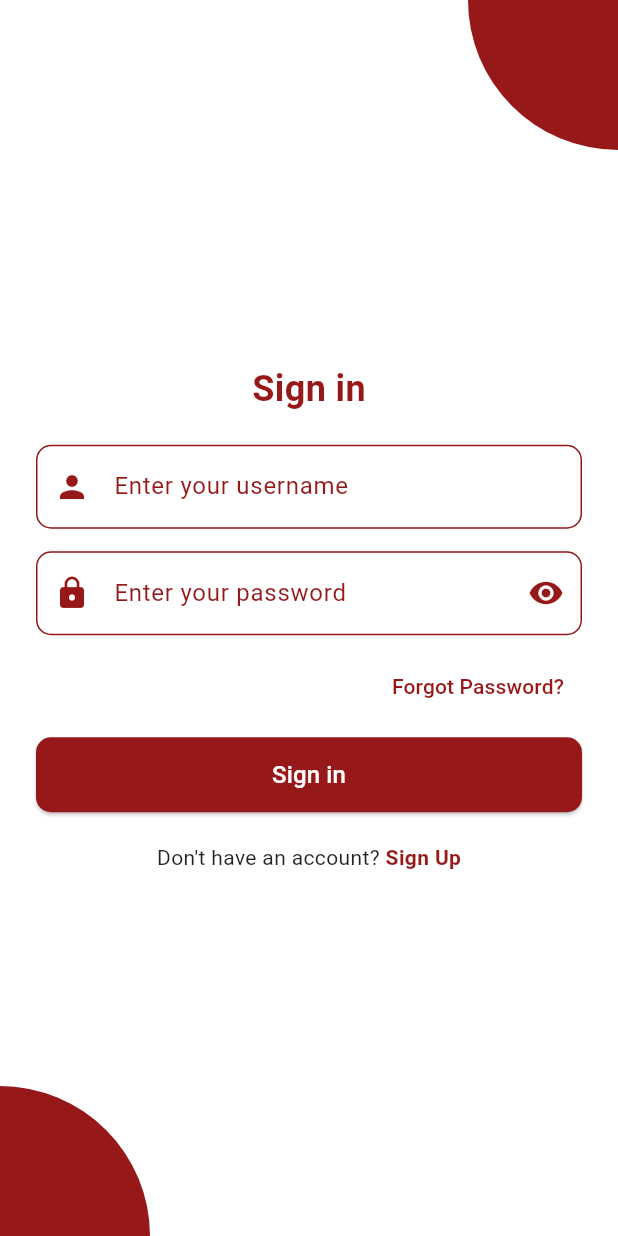
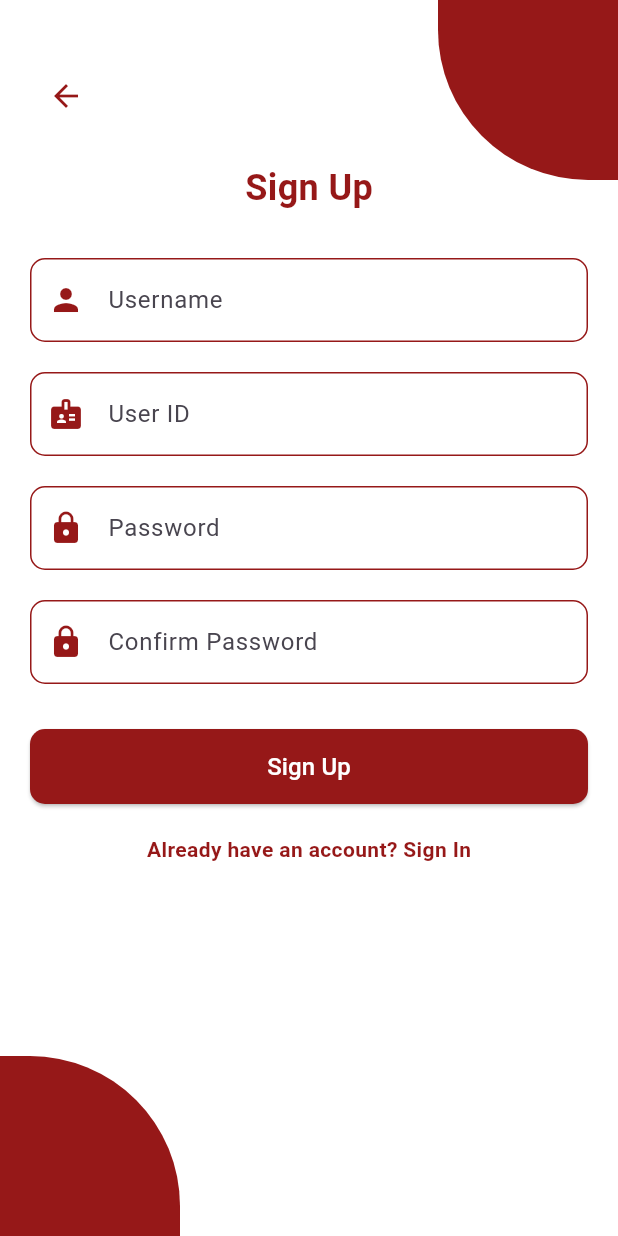
Before and after one commit to EddyKubwimana/ashesi_meal_plan, a Flutter app: the screen it shows after launch, on a phone screen of 412 x 824 dp. Run offline on Flutter 3.47's test engine with Material 3 defaults, Android fonts, the phone set to English and light mode, and no system bars.

Commit message:
updating the register screen

```diff
--- a/lib/main.dart
+++ b/lib/main.dart
@@ -15,11 +15,11 @@
   Widget build(BuildContext context) {
     return MaterialApp(
       title: 'Meal Plan',
-      theme: AppTheme.lightTheme, // Apply light theme
-      darkTheme: AppTheme.darkTheme, // Apply dark theme
-      themeMode: ThemeMode.system, // Auto switch based on device settings
-      home: const SignInScreen(), // Correct placement of home
-      debugShowCheckedModeBanner: false, // Optional: Removes debug banner
+      theme: AppTheme.lightTheme,
+      darkTheme: AppTheme.darkTheme,
+      themeMode: ThemeMode.system,
+      home: const SignUpScreen(),
+      debugShowCheckedModeBanner: false,
     );
   }
 }
--- a/lib/screens/register.dart
+++ b/lib/screens/register.dart
@@ -0,0 +1,131 @@
+import 'package:flutter/material.dart';
+import 'package:ashesi_meal_plan/repositories/theme.dart';
+
+class SignUpScreen extends StatelessWidget {
+  const SignUpScreen({super.key});
+
+  @override
+  Widget build(BuildContext context) {
+    return Scaffold(
+      backgroundColor: Colors.white,
+      body: Stack(
+        children: [
+          // Background Decorations
+          Positioned(
+            top: 0,
+            right: 0,
+            child: Container(
+              width: 120,
+              height: 120,
+              decoration: BoxDecoration(
+                color: AppTheme.primaryColor,
+                borderRadius: const BorderRadius.only(
+                  bottomLeft: Radius.circular(100),
+                ),
+              ),
+            ),
+          ),
+          Positioned(
+            bottom: 0,
+            left: 0,
+            child: Container(
+              width: 120,
+              height: 120,
+              decoration: BoxDecoration(
+                color: AppTheme.primaryColor,
+                borderRadius: const BorderRadius.only(
+                  topRight: Radius.circular(100),
+                ),
+              ),
+            ),
+          ),
+          Padding(
+            padding: const EdgeInsets.symmetric(horizontal: 20, vertical: 40),
+            child: Column(
+              crossAxisAlignment: CrossAxisAlignment.start,
+              children: [
+                IconButton(
+                  icon: Icon(Icons.arrow_back, color: AppTheme.primaryColor),
+                  onPressed: () => Navigator.pop(context),
+                ),
+                const SizedBox(height: 20),
+                Center(
+                  child: Text(
+                    'Sign Up',
+                    style: TextStyle(
+                      fontSize: 24,
+                      fontWeight: FontWeight.bold,
+                      color: AppTheme.primaryColor,
+                    ),
+                  ),
+                ),
+                const SizedBox(height: 20),
+                _buildTextField(Icons.person, 'Username'),
+                _buildTextField(Icons.badge, 'User ID'),
+                _buildTextField(Icons.lock, 'Password', isPassword: true),
+                _buildTextField(Icons.lock, 'Confirm Password',
+                    isPassword: true),
+                const SizedBox(height: 20),
+                Center(
+                  child: ElevatedButton(
+                    style: ElevatedButton.styleFrom(
+                      backgroundColor: AppTheme.primaryColor,
+                      shape: RoundedRectangleBorder(
+                        borderRadius: BorderRadius.circular(10),
+                      ),
+                      minimumSize: const Size(double.infinity, 50),
+                    ),
+                    onPressed: () {},
+                    child: const Text(
+                      'Sign Up',
+                      style: TextStyle(color: Colors.white, fontSize: 16),
+                    ),
+                  ),
+                ),
+                const SizedBox(height: 20),
+                Center(
+                  child: GestureDetector(
+                    onTap: () => Navigator.pop(context),
+                    child: Text(
+                      'Already have an account? Sign In',
+                      style: TextStyle(
+                        color: AppTheme.primaryColor,
+                        fontWeight: FontWeight.bold,
+                      ),
+                    ),
+                  ),
+                ),
+              ],
+            ),
+          ),
+        ],
+      ),
+    );
+  }
+
+  Widget _buildTextField(IconData icon, String hint,
+      {bool isPassword = false}) {
+    return Padding(
+      padding: const EdgeInsets.symmetric(vertical: 10),
+      child: TextField(
+        obscureText: isPassword,
+        decoration: InputDecoration(
+          prefixIcon: Icon(icon, color: AppTheme.primaryColor),
+          hintText: hint,
+          border: OutlineInputBorder(
+            borderRadius: BorderRadius.circular(10),
+            borderSide: BorderSide(color: AppTheme.primaryColor),
+          ),
+          enabledBorder: OutlineInputBorder(
+            borderRadius: BorderRadius.circular(10),
+            borderSide: BorderSide(color: AppTheme.primaryColor),
+          ),
+          focusedBorder: OutlineInputBorder(
+            borderRadius: BorderRadius.circular(10),
+            borderSide: BorderSide(color: AppTheme.primaryColor, width: 2),
+          ),
+        ),
+      ),
+    );
+  }
+}
```
